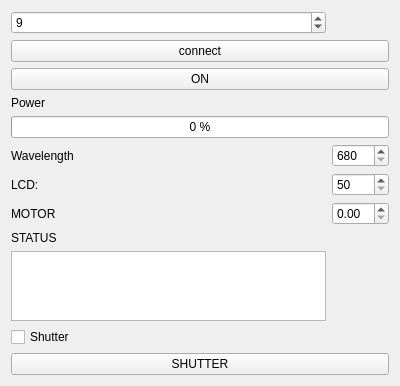
This is laser.ui in xkronosua/microV as Qt 5 draws it before an edit. The edited form follows.
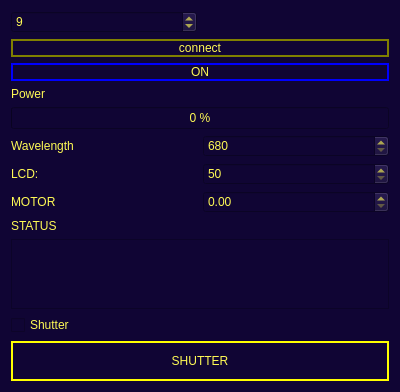
This is the edited form.

Patch:
```diff
--- a/laser.ui
+++ b/laser.ui
@@ -7,12 +7,16 @@
     <x>0</x>
     <y>0</y>
     <width>400</width>
-    <height>339</height>
+    <height>372</height>
    </rect>
   </property>
   <property name="windowTitle">
    <string>Form</string>
   </property>
+  <property name="styleSheet">
+   <string notr="true">background-color: rgb(16, 5, 52);
+color: rgb(255, 250, 85);</string>
+  </property>
   <layout class="QGridLayout" name="gridLayout">
    <item row="0" column="0">
     <layout class="QHBoxLayout" name="horizontalLayout">
@@ -20,6 +24,9 @@
       <layout class="QGridLayout" name="gridLayout_2">
        <item row="1" column="0" colspan="2">
         <widget class="QPushButton" name="connect">
+         <property name="styleSheet">
+          <string notr="true">border: 2px solid olive;</string>
+         </property>
          <property name="text">
           <string>connect</string>
          </property>
@@ -49,6 +56,15 @@
        </item>
        <item row="13" column="0" colspan="2">
         <widget class="QPushButton" name="switchShutter">
+         <property name="minimumSize">
+          <size>
+           <width>0</width>
+           <height>40</height>
+          </size>
+         </property>
+         <property name="styleSheet">
+          <string notr="true">border: 2px solid yellow;</string>
+         </property>
          <property name="text">
           <string>SHUTTER</string>
          </property>
@@ -79,6 +95,9 @@
        </item>
        <item row="2" column="0" colspan="2">
         <widget class="QPushButton" name="onOff">
+         <property name="styleSheet">
+          <string notr="true">border: 2px solid blue;</string>
+         </property>
          <property name="text">
           <string>ON</string>
          </property>
@@ -94,9 +113,6 @@
          </property>
         </widget>
        </item>
-       <item row="10" column="0">
-        <widget class="QPlainTextEdit" name="laserLog"/>
-       </item>
        <item row="9" column="0">
         <widget class="QLabel" name="status">
          <property name="text">
@@ -161,6 +177,9 @@
          </property>
         </widget>
        </item>
+       <item row="10" column="0" colspan="2">
+        <widget class="QPlainTextEdit" name="laserLog"/>
+       </item>
       </layout>
      </item>
     </layout>
```
